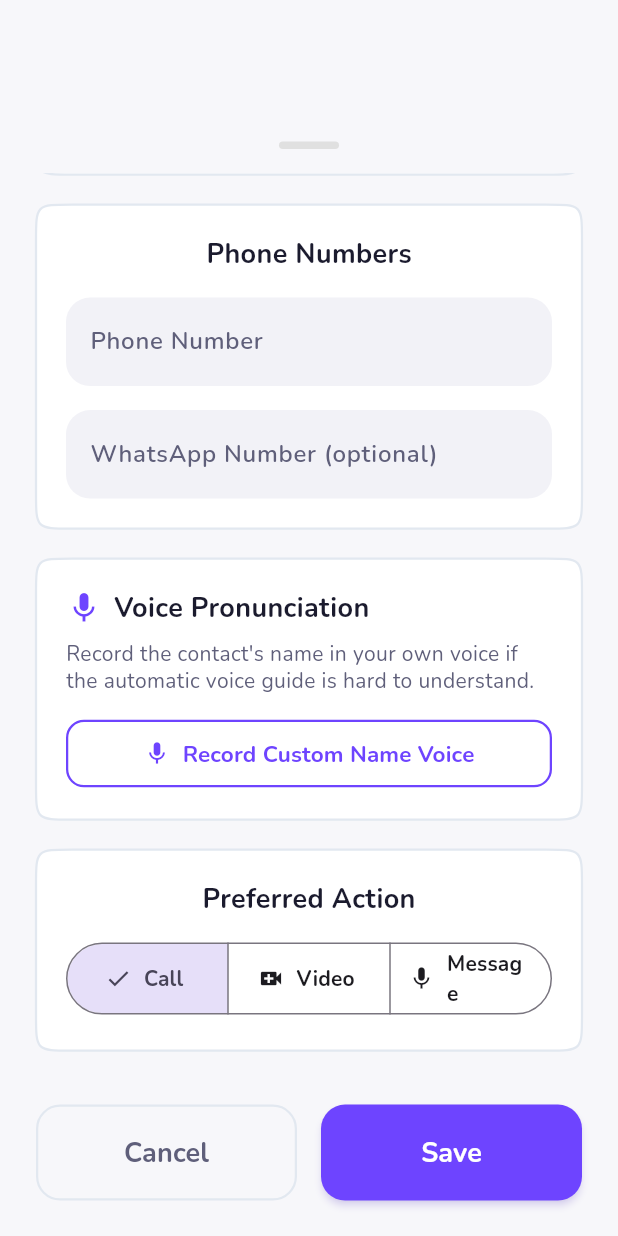
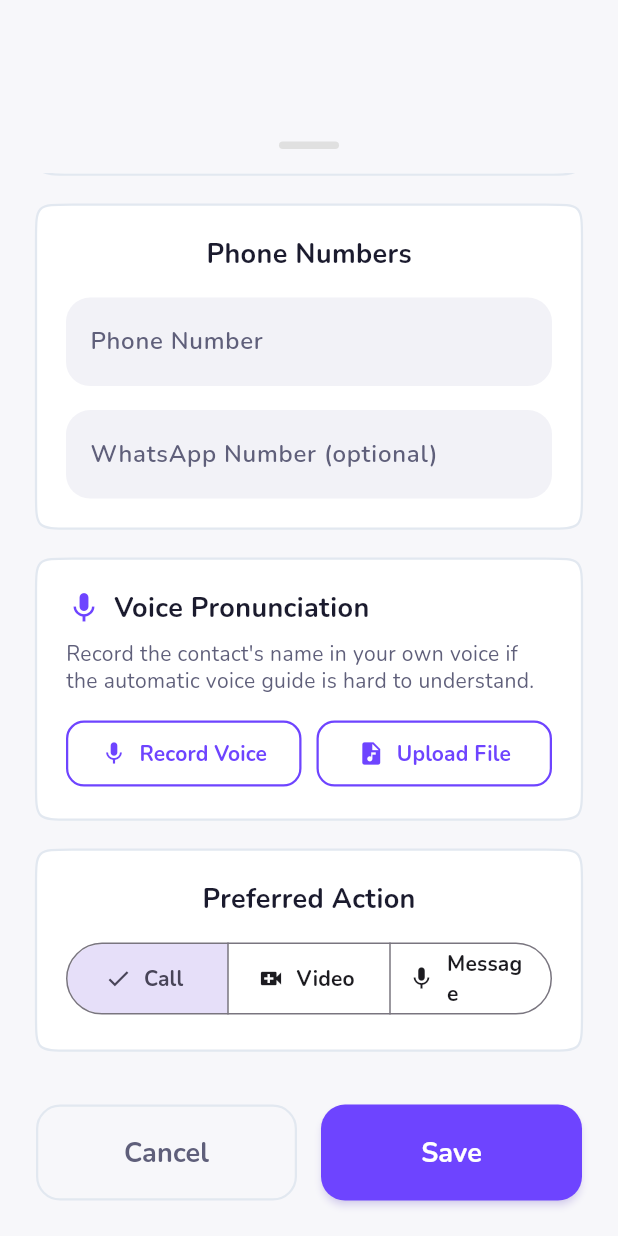
Before and after one commit to santjsx/easyConnect, a Flutter app: the ContactFormSheet widget shown alone on an empty page, opened directly, scrolled down 370 dp, on a phone screen of 412 x 824 dp. Run offline on Flutter 3.47's test engine with Material 3 defaults, Android fonts, the phone set to English and light mode, and no system bars; our stand-ins replace audioplayers, cloud_firestore, connectivity_plus, csv, file_picker, firebase_core and 11 more; missing offline and left inert: record; accounts and stored records are empty.

Commit message:
feat: Add custom voice file picker from the system storage

```diff
--- a/lib/features/contacts/widgets/contact_form_sheet.dart
+++ b/lib/features/contacts/widgets/contact_form_sheet.dart
@@ -8,6 +8,7 @@ import 'package:uuid/uuid.dart';
 import 'package:record/record.dart';
 import 'package:audioplayers/audioplayers.dart';
 import 'package:permission_handler/permission_handler.dart';
+import 'package:file_picker/file_picker.dart';
 import 'package:path_provider/path_provider.dart';
 import 'package:google_fonts/google_fonts.dart';
 import 'package:easyconnect/core/constants/app_colours.dart';
@@ -206,6 +207,44 @@ class _ContactFormSheetState extends ConsumerState<ContactFormSheet> {
     } catch (e) {
       debugPrint('Error stopping recording: $e');
       setState(() => _isRecording = false);
+    }
+  }
+
+  Future<void> _pickAudioFile() async {
+    try {
+      // Stop preview player if active
+      if (_isPlaying) {
+        await _audioPlayer.stop();
+        setState(() => _isPlaying = false);
+      }
+
+      final result = await FilePicker.platform.pickFiles(
+        type: FileType.audio,
+        allowMultiple: false,
+      );
+
+      if (result != null && result.files.single.path != null) {
+        final filePath = result.files.single.path!;
+        final file = File(filePath);
+        if (await file.exists()) {
+          setState(() {
+            _voiceLabelPath = filePath;
+          });
+          debugPrint('Selected audio file: $filePath');
+        } else {
+          throw Exception('Selected file does not exist on disk.');
+        }
+      }
+    } catch (e) {
+      debugPrint('Error picking audio file: $e');
+      if (mounted) {
+        ScaffoldMessenger.of(context).showSnackBar(
+          SnackBar(
+            content: Text('Failed to pick audio file: $e'),
+            backgroundColor: kSosRed,
+          ),
+        );
+      }
     }
   }
 
@@ -758,6 +797,22 @@ class _ContactFormSheetState extends ConsumerState<ContactFormSheet> {
                                                 ),
                                                 OutlinedButton.icon(
                                                   style: OutlinedButton.styleFrom(
+                                                    foregroundColor: kAccentPurple,
+                                                    padding: const EdgeInsets.symmetric(horizontal: 14, vertical: 10),
+                                                    side: BorderSide(color: kAccentPurple),
+                                                    shape: RoundedRectangleBorder(
+                                                      borderRadius: BorderRadius.circular(12),
+                                                    ),
+                                                  ),
+                                                  onPressed: _pickAudioFile,
+                                                  icon: const Icon(Icons.audio_file, size: 18),
+                                                  label: Text(
+                                                    'Upload File',
+                                                    style: GoogleFonts.nunito(fontWeight: FontWeight.bold, fontSize: 13),
+                                                  ),
+                                                ),
+                                                OutlinedButton.icon(
+                                                  style: OutlinedButton.styleFrom(
                                                     foregroundColor: kSosRed,
                                                     padding: const EdgeInsets.symmetric(horizontal: 14, vertical: 10),
                                                     side: const BorderSide(color: kSosRed),
@@ -778,9 +833,10 @@ class _ContactFormSheetState extends ConsumerState<ContactFormSheet> {
                                       ),
                                     ),
                                   ] else ...[
-                                    // Default/Empty state UI (Record button)
-                                    SizedBox(
-                                      width: double.infinity,
+                                    // Default/Empty state UI (Record button + Pick audio file button)
+                                    Row(
+                                      children: [
+                                        Expanded(
                                           child: OutlinedButton.icon(
                                             style: OutlinedButton.styleFrom(
                                               foregroundColor: kAccentPurple,
@@ -793,10 +849,35 @@ class _ContactFormSheetState extends ConsumerState<ContactFormSheet> {
                                             onPressed: _startRecording,
                                             icon: const Icon(Icons.mic),
                                             label: Text(
-                                          'Record Custom Name Voice',
-                                          style: GoogleFonts.nunito(fontSize: 15, fontWeight: FontWeight.bold),
+                                              'Record Voice',
+                                              style: GoogleFonts.nunito(fontSize: 14, fontWeight: FontWeight.bold),
+                                              maxLines: 1,
+                                              overflow: TextOverflow.ellipsis,
                                             ),
                                           ),
+                                        ),
+                                        const SizedBox(width: 10),
+                                        Expanded(
+                                          child: OutlinedButton.icon(
+                                            style: OutlinedButton.styleFrom(
+                                              foregroundColor: kAccentPurple,
+                                              side: BorderSide(color: kAccentPurple, width: 1.5),
+                                              padding: const EdgeInsets.symmetric(vertical: 12),
+                                              shape: RoundedRectangleBorder(
+                                                borderRadius: BorderRadius.circular(12),
+                                              ),
+                                            ),
+                                            onPressed: _pickAudioFile,
+                                            icon: const Icon(Icons.audio_file),
+                                            label: Text(
+                                              'Upload File',
+                                              style: GoogleFonts.nunito(fontSize: 14, fontWeight: FontWeight.bold),
+                                              maxLines: 1,
+                                              overflow: TextOverflow.ellipsis,
+                                            ),
+                                          ),
+                                        ),
+                                      ],
                                     ),
                                   ],
                                 ],
--- a/pubspec.yaml
+++ b/pubspec.yaml
@@ -16,7 +16,7 @@ publish_to: 'none' # Remove this line if you wish to publish to pub.dev
 # https://developer.apple.com/library/archive/documentation/General/Reference/InfoPlistKeyReference/Articles/CoreFoundationKeys.html
 # In Windows, build-name is used as the major, minor, and patch parts
 # of the product and file versions while build-number is used as the build suffix.
-version: 1.5.21+21
+version: 1.5.22+22
 
 environment:
   sdk: ^3.12.0
```
Lines whose indentation alone changed are shown as unchanged.
